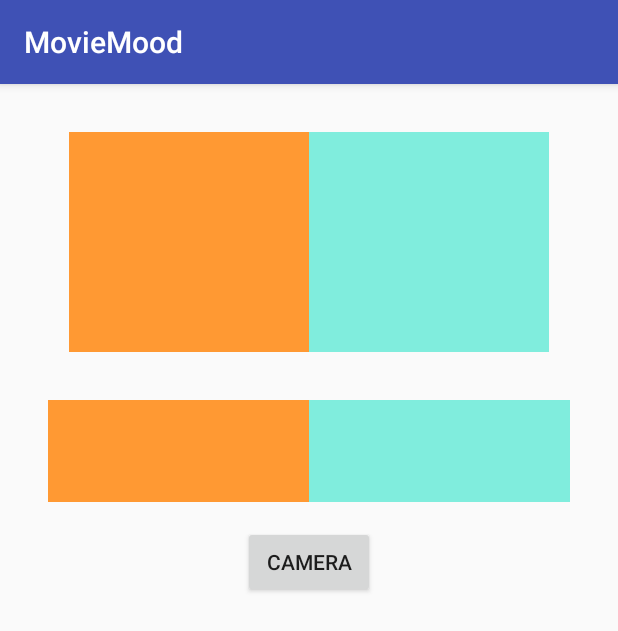
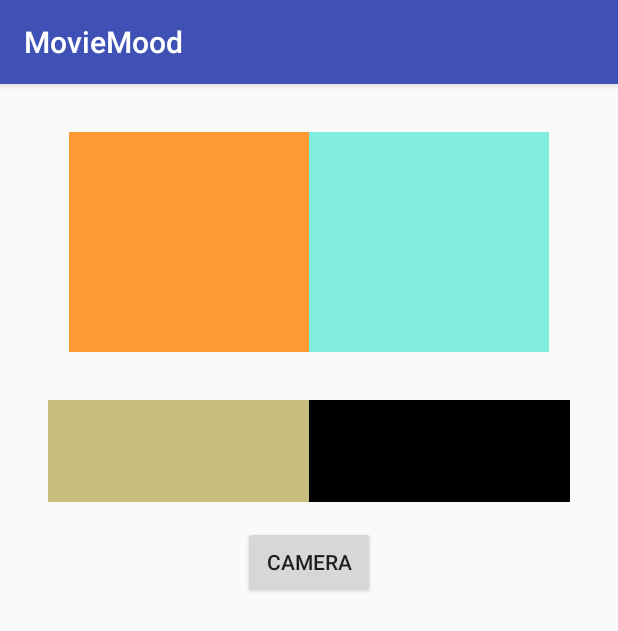
Before and after one commit to fbmediahack/MovieMood, an Android app: the screen it shows after launch (MainActivity), on a phone screen of 412 x 824 dp. Shown: the top 631 px of the screen. Run offline under Robolectric (Android 15) with nearby library versions, the phone set to English and light mode, and no system bars; libraries missing offline, so code that uses them is left out: android.support.v7.

Commit message:
Adding more efficient scaler

```diff
--- a/app/build.gradle
+++ b/app/build.gradle
@@ -29,5 +29,6 @@ dependencies {
     compile "com.android.support:support-v13:24.2.1"
     compile "com.android.support:cardview-v7:24.2.1"
     compile "com.android.support:appcompat-v7:24.2.1"
+    compile 'com.android.support:palette-v7:23.1.1'
     testCompile 'junit:junit:4.12'
 }
--- a/app/src/main/java/com/movie/mood/ColourAverager.java
+++ b/app/src/main/java/com/movie/mood/ColourAverager.java
@@ -3,8 +3,12 @@ package com.movie.mood;
 import android.graphics.Bitmap;
 import android.graphics.Color;
 import android.support.annotation.ColorInt;
+import android.support.v7.graphics.Palette;
+import android.util.Log;
 
 public class ColourAverager {
+
+    private static final String TAG = ColourAverager.class.getSimpleName();
 
     public ColourAverager() {
     }
@@ -34,6 +38,9 @@ public class ColourAverager {
     }
 
     public int[] averagePixelsInImage(Bitmap bitmap, int bands) {
+
+        Log.d(TAG, "start");
+        final long startTime = System.currentTimeMillis();
 
         final int width = bitmap.getWidth();
         final int height = bitmap.getHeight();
@@ -65,6 +72,28 @@ public class ColourAverager {
             final int b = (int) (blueBucket / pixelCount);
             results[bandIndex] = Color.rgb(r, g, b);
         }
+
+        Log.d(TAG, "finish =  " + (System.currentTimeMillis() - startTime) );
         return results;
     }
+
+
+    public Palette pallete(Bitmap bitmap) {
+        Log.d(TAG, "start");
+        final long startTime = System.currentTimeMillis();
+        final Palette generate = Palette.from(bitmap).generate();
+        Log.d(TAG, "finish =  " + (System.currentTimeMillis() - startTime) );
+        return generate;
+    }
+
+    public int getDominantColor(Bitmap bitmap) {
+        Log.d(TAG, "start");
+        final long startTime = System.currentTimeMillis();
+        Bitmap newBitmap = Bitmap.createScaledBitmap(bitmap, 1, 1, true);
+        final int color = newBitmap.getPixel(0, 0);
+        newBitmap.recycle();
+
+        Log.d(TAG, "finish =  " + (System.currentTimeMillis() - startTime));
+        return color;
+    }
 }
--- a/app/src/main/java/com/movie/mood/MainActivity.java
+++ b/app/src/main/java/com/movie/mood/MainActivity.java
@@ -37,8 +37,11 @@ public class MainActivity extends AppCompatActivity {
 
         final Bitmap bitmap = ((BitmapDrawable) image.getDrawable()).getBitmap();
 
-        final int[] color = colourAverager.averagePixelsInImage(bitmap, 2);
-        left.setBackgroundColor(color[0]);
-        right.setBackgroundColor(color[1]);
+        final int dominantColor = colourAverager.getDominantColor(bitmap);
+        left.setBackgroundColor(dominantColor);
+
+       // final int[] color = colourAverager.averagePixelsInImage(bitmap, 2);
+        //left.setBackgroundColor(color[0]);
+        //right.setBackgroundColor(color[1]);
     }
 }
--- a/app/src/main/res/layout/activity_main.xml
+++ b/app/src/main/res/layout/activity_main.xml
@@ -34,7 +34,7 @@
             android:id="@+id/right"
             android:layout_weight="1"
             android:layout_width="0dp"
-            android:background="@android:color/holo_orange_dark"
+            android:background="@android:color/black"
             android:layout_height="match_parent"/>
 
     </LinearLayout>
```
